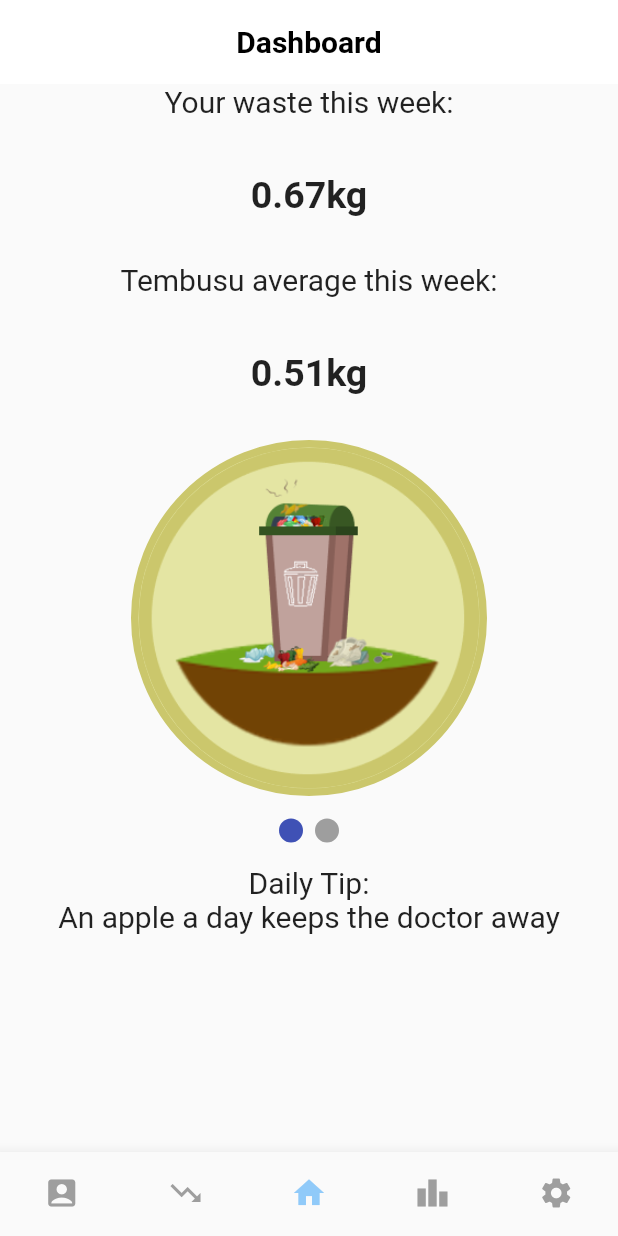
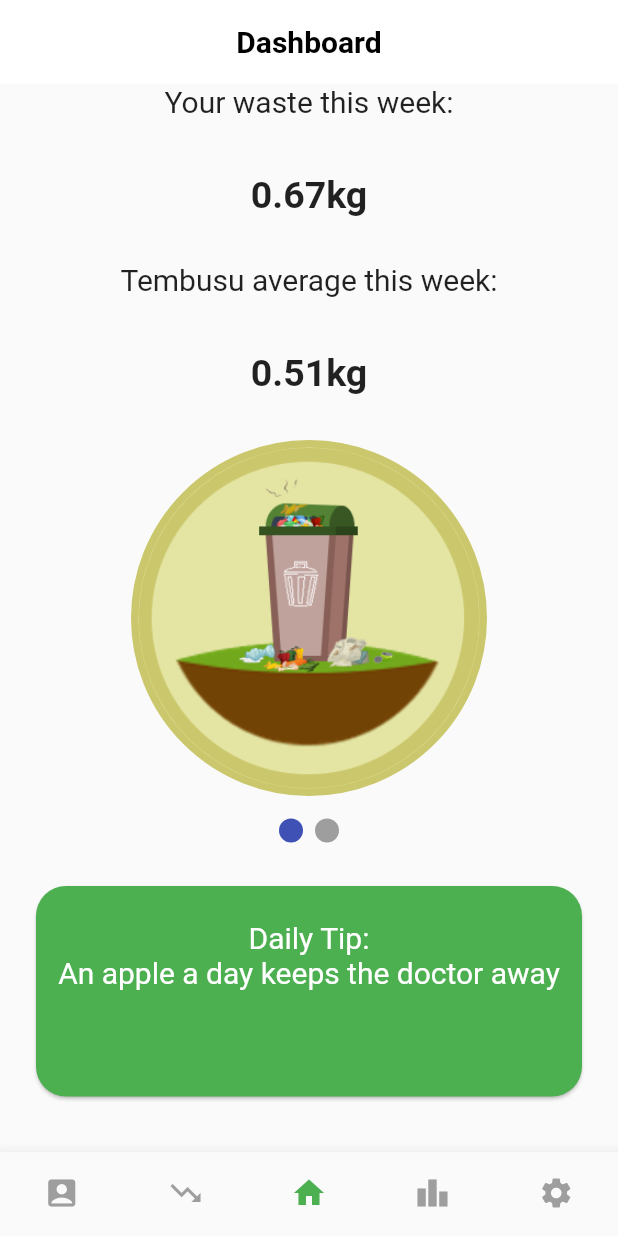
Before and after one commit to WasteLessSG/wasteless-app, a Flutter app: the screen it shows after launch, on a phone screen of 412 x 824 dp. Run offline on Flutter 3.47's test engine with Material 2 defaults, Android fonts, the phone set to English and light mode, and no system bars; drawn by our look-alikes of smooth_page_indicator; our stand-ins replace charts_flutter, cloud_firestore, firebase_auth, validators; missing offline and left inert: csv_reader; accounts and stored records are empty.

Commit message:
Some UI design updates
Changed color of boxes in stats page, added a box for tip box and

```diff
--- a/lib/dashboard.dart
+++ b/lib/dashboard.dart
@@ -298,13 +298,31 @@ class DashboardPageState extends State<DashboardPage> {
                         SizedBox(
                           height: 15,
                         ),
+                  Container(
+                      alignment: Alignment.center,
+                      padding: new EdgeInsets.only(
+                          top:10,
+                          right: 20.0,
+                          left: 20.0),
+                      child: new Container(
+                        height: MediaQuery.of(context).size.height *.18,
+                        width: MediaQuery.of(context).size.width,
+                        child: new Card(
+                          shape: RoundedRectangleBorder(borderRadius: BorderRadius.circular(20)),
+                          color: Colors.green,
+                          child:  Text("\nDaily Tip: \nAn apple a day keeps the doctor away",
+                            textAlign: TextAlign.center,
+                            style: TextStyle(
+                              fontSize: 20,
+                              color: Colors.white,
+                            ),
+                          ),
 
-                        Text("Daily Tip: \nAn apple a day keeps the doctor away",
-                          textAlign: TextAlign.center,
-                          style: TextStyle(
-                            fontSize: 20,
-                          ),
                         ),
+                      ),
+                  )
+
+
 
                       ]
                   )
--- a/lib/home.dart
+++ b/lib/home.dart
@@ -72,7 +72,7 @@ class HomePageState extends State<HomePage> {
 
         ],
         currentIndex: _selectedIndex,
-        selectedItemColor: Colors.blue[200],
+        selectedItemColor: Colors.green,
         unselectedItemColor: Colors.grey[500],
         type: BottomNavigationBarType.fixed,
         onTap: _onItemTapped,
```
Also changed, not shown: lib/personal-stats.dart (+6 -4 lines).
